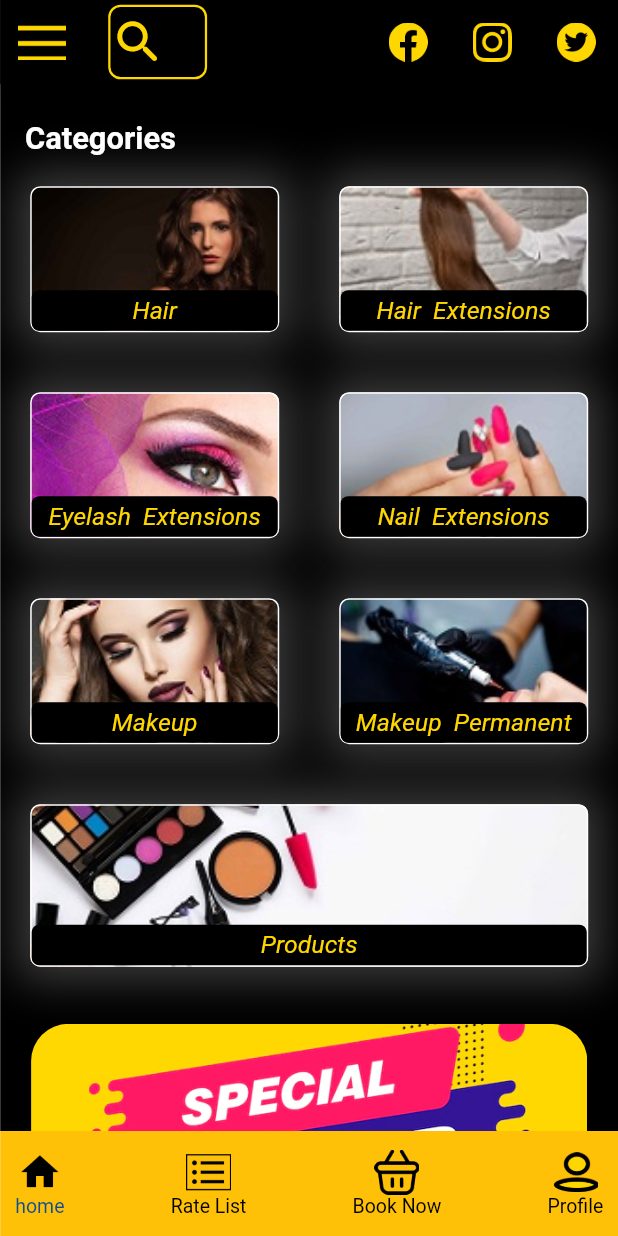
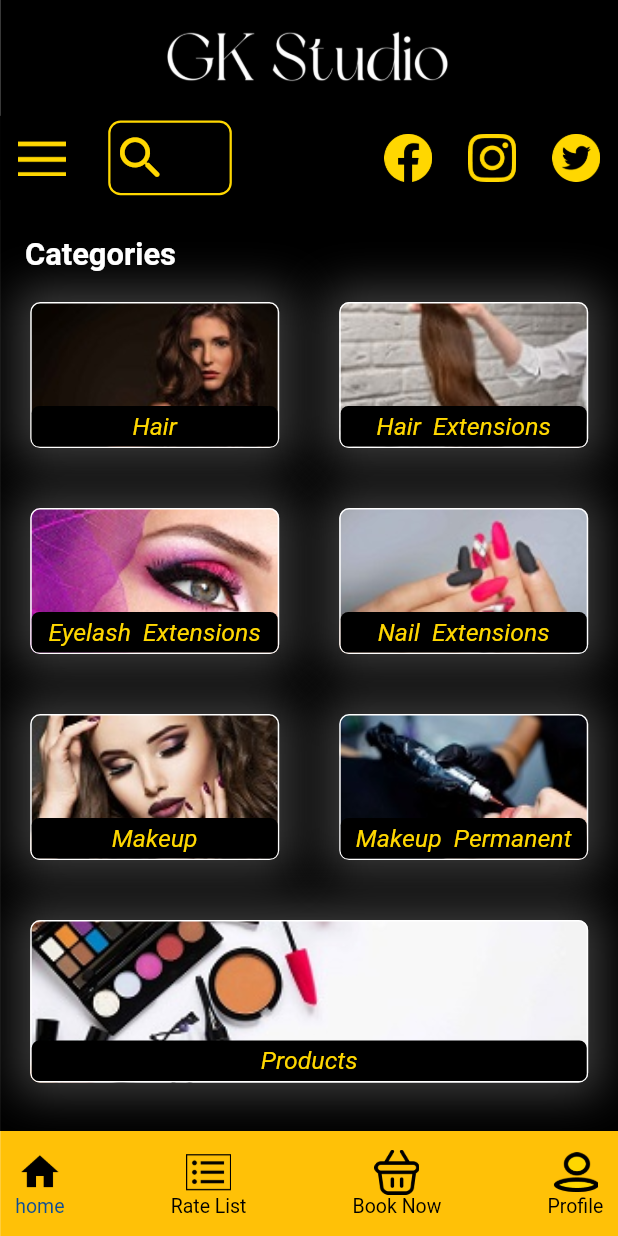
Before and after one commit to zolovio/makeup, a Flutter app: the screen it shows after launch, after a tap on "SIGN IN", on a phone screen of 412 x 824 dp. Run offline on Flutter 3.47's test engine with Material 2 defaults, Android fonts, the light colour scheme and no system bars; our stand-ins replace animate_do, carousel_slider, flutter_form_builder, flutter_riverpod, flutter_screenutil, flutter_spinkit and 2 more; Roboto replaces fonts that are missing (GOTHIC, Sansita).

Commit message:
feat(logo): added logo

```diff
--- a/lib/src/feature/categories/base_screen.dart
+++ b/lib/src/feature/categories/base_screen.dart
@@ -21,7 +21,17 @@ class _BaseScreenState extends State<BaseScreen> {
   @override
   Widget build(BuildContext context) {
     var size = MediaQuery.of(context).size;
-    return Scaffold(
+    return Container(
+      color: AppColors.black,
+      child: SafeArea(
+        child: Column(
+          children: [
+            Padding(
+              padding: EdgeInsets.all(12.sp),
+              child: Image.asset('assets/logo.png', width: size.width * 0.6.w),
+            ),
+            Expanded(
+              child: Scaffold(
                 backgroundColor: AppColors.black,
                 appBar: AppBar(
                   backgroundColor: AppColors.black,
@@ -31,10 +41,11 @@ class _BaseScreenState extends State<BaseScreen> {
                   ),
                   title: AnimatedContainer(
                     height: size.height * 0.05.h,
-          width: isSearchExpand ? size.width * 0.8.w : 80.w,
+                    width: isSearchExpand ? size.width * 0.9.w : 100.w,
                     decoration: BoxDecoration(
                         borderRadius: BorderRadius.circular(10.r),
-              border: Border.all(color: AppColors.yellow, width: 1.5)),
+                        border:
+                            Border.all(color: AppColors.yellow, width: 1.5)),
                     duration: const Duration(milliseconds: 800),
                     child: Row(
                       children: [
@@ -44,10 +55,13 @@ class _BaseScreenState extends State<BaseScreen> {
                               isSearchExpand = !isSearchExpand;
                             });
                           },
+                          child: Padding(
+                            padding: EdgeInsets.all(2.sp),
                             child: Icon(
                               Icons.search_rounded,
                               color: AppColors.yellow,
                               size: 45.sp,
+                            ),
                           ),
                         ),
                         isSearchExpand
@@ -58,8 +72,8 @@ class _BaseScreenState extends State<BaseScreen> {
                                   fontSize: 20.sp,
                                   fontWeight: FontWeight.normal,
                                 ),
-                      decoration:
-                          const InputDecoration(border: InputBorder.none),
+                                decoration: const InputDecoration(
+                                    border: InputBorder.none),
                                 controller: widget.searchController,
                               ))
                             : Container()
@@ -69,26 +83,29 @@ class _BaseScreenState extends State<BaseScreen> {
                   actions: [
                     !isSearchExpand
                         ? FadeInUp(
-                  duration: Duration(milliseconds: 800),
-                  delay: Duration(milliseconds: 100),
+                            duration: const Duration(milliseconds: 800),
+                            delay: const Duration(milliseconds: 100),
                             child: Row(
                               children: [
                                 !isSearchExpand
                                     ? Padding(
-                              padding: const EdgeInsets.all(15.0),
-                              child: Image.asset('assets/facebook_yellow.png'),
+                                        padding: const EdgeInsets.all(12.0),
+                                        child: Image.asset(
+                                            'assets/facebook_yellow.png'),
                                       )
                                     : Container(),
                                 !isSearchExpand
                                     ? Padding(
-                              padding: const EdgeInsets.all(15.0),
-                              child: Image.asset('assets/insta_yellow.png'),
+                                        padding: const EdgeInsets.all(12.0),
+                                        child: Image.asset(
+                                            'assets/insta_yellow.png'),
                                       )
                                     : Container(),
                                 !isSearchExpand
                                     ? Padding(
-                              padding: const EdgeInsets.all(15.0),
-                              child: Image.asset('assets/twitter_yellow.png'),
+                                        padding: const EdgeInsets.all(12.0),
+                                        child: Image.asset(
+                                            'assets/twitter_yellow.png'),
                                       )
                                     : Container(),
                               ],
@@ -98,6 +115,11 @@ class _BaseScreenState extends State<BaseScreen> {
                   ],
                 ),
                 body: widget.child,
+              ),
+            ),
+          ],
+        ),
+      ),
     );
   }
 }
```
Also changed, not shown: assets/cart.png (added), assets/like.png (added), assets/logo.png (added). Lines whose indentation alone changed are shown as unchanged.
